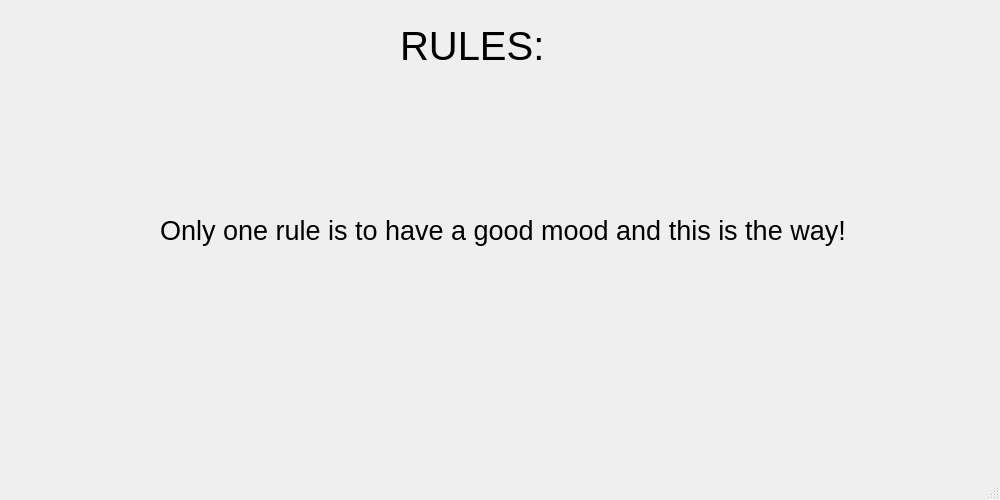
Above: rules.ui from datpetr/Star_Battle before the change. Below: the same form after it.
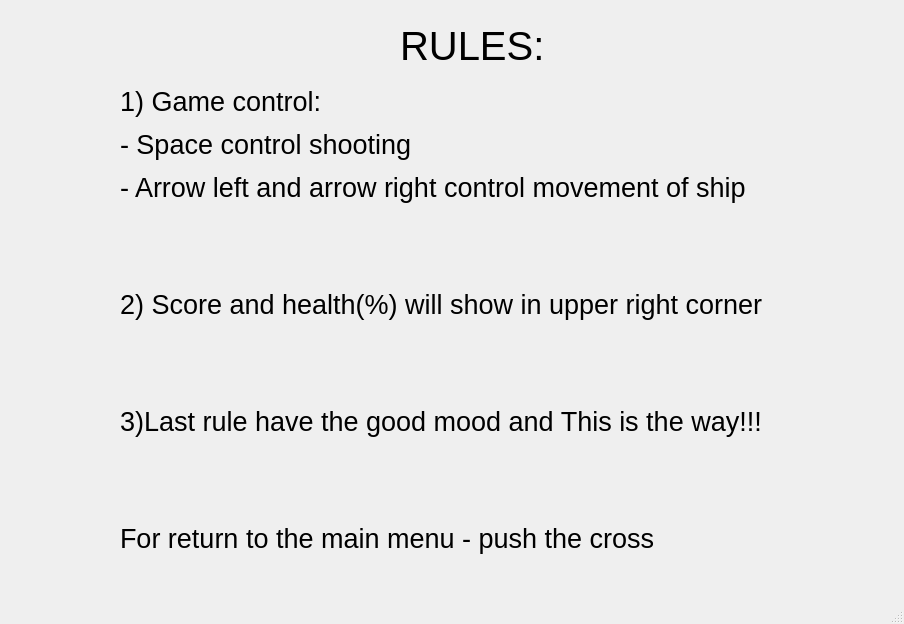
That is the form after the change.

The edit to the form file:
```diff
--- a/rules.ui
+++ b/rules.ui
@@ -6,8 +6,8 @@
    <rect>
     <x>0</x>
     <y>0</y>
-    <width>1000</width>
-    <height>500</height>
+    <width>904</width>
+    <height>624</height>
    </rect>
   </property>
   <property name="windowTitle">
@@ -35,10 +35,10 @@
    <widget class="QLabel" name="label_2">
     <property name="geometry">
      <rect>
-      <x>160</x>
-      <y>90</y>
+      <x>120</x>
+      <y>70</y>
       <width>741</width>
-      <height>281</height>
+      <height>501</height>
      </rect>
     </property>
     <property name="font">
@@ -47,7 +47,7 @@
      </font>
     </property>
     <property name="text">
-     <string>Only one rule is to have a good mood and this is the way!</string>
+     <string>&lt;html&gt;&lt;head/&gt;&lt;body&gt;&lt;p&gt;1) Game control:&lt;/p&gt;&lt;p&gt;- Space control shooting&lt;/p&gt;&lt;p&gt;- Arrow left and arrow right control movement of ship &lt;/p&gt;&lt;p&gt;&lt;br/&gt;&lt;/p&gt;&lt;p&gt;2) Score and health(%) will show in upper right corner&lt;/p&gt;&lt;p&gt;&lt;br/&gt;&lt;/p&gt;&lt;p&gt;3)Last rule have the good mood and This is the way!!!&lt;/p&gt;&lt;p&gt;&lt;br/&gt;&lt;/p&gt;&lt;p&gt;For return to the main menu - push the cross&lt;/p&gt;&lt;/body&gt;&lt;/html&gt;</string>
     </property>
    </widget>
   </widget>
```
Left out of the diff: 2 changed lines with no effect on the pictures.
